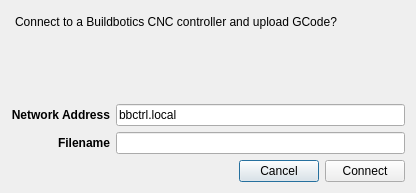
Above: qt/connect_dialog.ui from CauldronDevelopmentLLC/CAMotics before the change. Below: the same form after it.
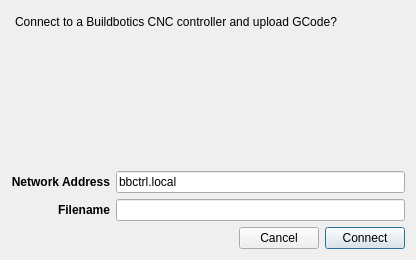
That is the form after the change. Icons and pictures are not drawn.

Commit message: Upload GCode to correct host, Save BBCtrl host address, fixed connect dialog height

```diff
--- a/qt/connect_dialog.ui
+++ b/qt/connect_dialog.ui
@@ -7,7 +7,7 @@
     <x>0</x>
     <y>0</y>
     <width>416</width>
-    <height>193</height>
+    <height>260</height>
    </rect>
   </property>
   <property name="windowTitle">
@@ -126,6 +126,9 @@
        <property name="text">
         <string>Connect</string>
        </property>
+       <property name="default">
+        <bool>true</bool>
+       </property>
       </widget>
      </item>
     </layout>
```
The commit also changes 2 other files.
